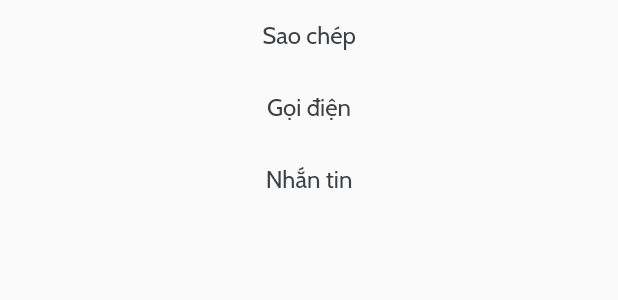
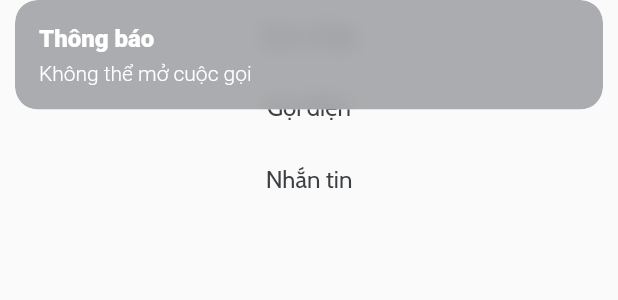
Before and after one commit to LongVeipe/trung-mua-flutter, a Flutter app: the PhoneNumbersDialog widget shown alone on an empty page, opened directly with empty values, after a tap on "Gọi điện", on a phone screen of 412 x 824 dp. Shown: the top 300 px of the screen. Run offline on Flutter 3.47's test engine with Material 2 defaults, Android fonts, the phone set to English and light mode, and no system bars; our stand-ins replace cached_network_image, camera, carousel_slider, dio, dotted_border, firebase_auth and 21 more; missing offline and left inert: dart:ffi, downloads_path_provider, external_app_launcher, flutter_pdfview, gql, in_app_purchase_android and 2 more; accounts and stored records are empty; statements that could not run were skipped.

Commit message:
luanch app with ios

```diff
--- a/lib/shared/widget/widget-phone-numbers-dialog.dart
+++ b/lib/shared/widget/widget-phone-numbers-dialog.dart
@@ -31,8 +31,17 @@ class PhoneNumbersDialog extends StatelessWidget {
                 style: StyleConst.regularStyle(),
               )),
           TextButton(
-              onPressed: () {
-                launch("tel://$phoneNumbers");
+              onPressed: () async {
+
+                final String uri = "tel://$phoneNumbers";
+                if(await canLaunch(uri))
+                  {
+                    await launch(uri);
+                  }
+                else{
+                  showSnackBar(title: "Thông báo", body: "Không thể mở cuộc gọi");
+                  throw 'Could not launch $uri';
+                }
               },
               style: TextButton.styleFrom(primary: ColorConst.primaryColor),
               child: Text(
@@ -45,13 +54,8 @@ class PhoneNumbersDialog extends StatelessWidget {
                 if (await canLaunch(uri)) {
                   await launch(uri);
                 } else {
-                  // iOS
-                  final String uri = 'sms:$phoneNumbers';
-                  if (await canLaunch(uri)) {
-                    await launch(uri);
-                  } else {
-                    throw 'Could not launch $uri';
-                  }
+                  showSnackBar(title: "Thông báo", body: "Không thể mở tin nhắn!!");
+                  throw 'Could not launch $uri';
                 }
               },
               style: TextButton.styleFrom(primary: ColorConst.primaryColor),
```
Also changed, not shown: lib/src/library/components/useful_contacts_screen.dart (+0 -19 lines), 1 other file.
